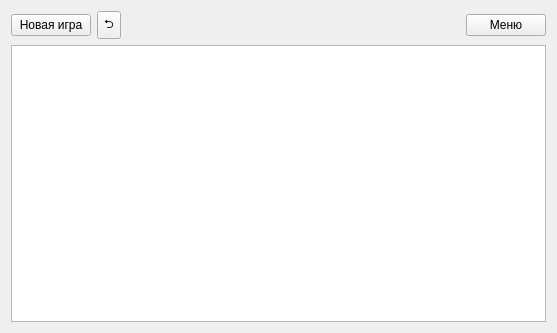
Above: src/gui/screen_game/screen_game.ui from MR-Geri/chess before the change. Below: the same form after it.
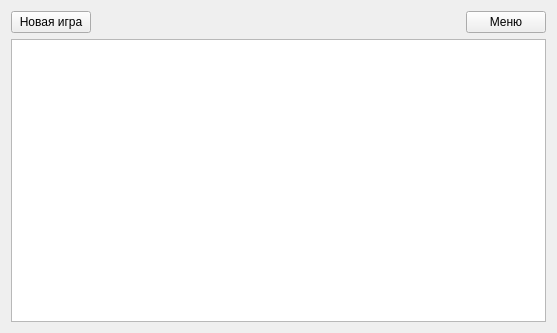
That is the form after the change.

Commit message: delete useless button

The edit to the form file:
```diff
--- a/src/gui/screen_game/screen_game.ui
+++ b/src/gui/screen_game/screen_game.ui
@@ -31,16 +31,6 @@
          </property>
         </widget>
        </item>
-       <item>
-        <widget class="QToolButton" name="buttonCancelStep">
-         <property name="focusPolicy">
-          <enum>Qt::NoFocus</enum>
-         </property>
-         <property name="text">
-          <string>⮌</string>
-         </property>
-        </widget>
-       </item>
        <item>
         <spacer name="horizontalSpacer_5">
          <property name="orientation">
```
